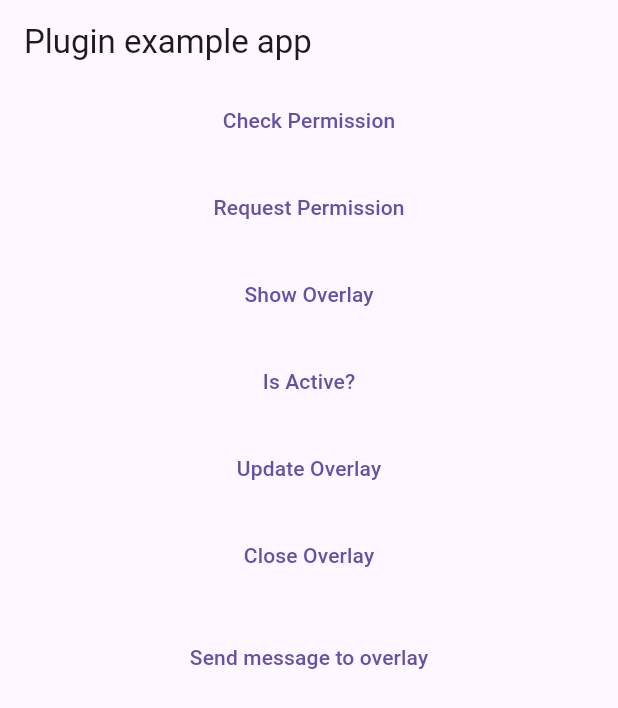
After one commit to CodingCloud79/call_state, a Flutter app: the HomePage screen opened directly, on a phone screen of 412 x 824 dp. The commit adds this screen. Shown: the top 708 px of the screen. Run offline on Flutter 3.47's test engine with Material 3 defaults, Android fonts, the phone set to English and light mode, and no system bars; our stand-ins replace permission_handler; missing offline and left inert: device_apps, flutter_overlay_window, phone_state_background, system_alert_window; statements that could not run were skipped.

Commit message:
Truecaller Overlay Added

```diff
--- a/lib/call_state.dart
+++ b/lib/flutter_overlay_windows_example.dart
@@ -325,3 +325,43 @@
 //     }
 //   }
 // }
+
+
+
+
+import 'package:flutter/material.dart';
+import 'fow.dart';
+import 'overlays/true_caller_overlay.dart';
+
+void main() {
+  WidgetsFlutterBinding.ensureInitialized();
+  runApp(const MyApp());
+}
+
+@pragma("vm:entry-point")
+void overlayMain() {
+  WidgetsFlutterBinding.ensureInitialized();
+  runApp(
+    const MaterialApp(
+      debugShowCheckedModeBanner: false,
+      home: TrueCallerOverlay(),
+    ),
+  );
+}
+
+class MyApp extends StatefulWidget {
+  const MyApp({Key? key}) : super(key: key);
+
+  @override
+  State<MyApp> createState() => _MyAppState();
+}
+
+class _MyAppState extends State<MyApp> {
+  @override
+  Widget build(BuildContext context) {
+    return const MaterialApp(
+      debugShowCheckedModeBanner: false,
+      home: HomePage(),
+    );
+  }
+}
--- /dev/null
+++ b/lib/fow.dart
@@ -0,0 +1,121 @@
+import 'dart:developer';
+import 'dart:isolate';
+import 'dart:ui';
+
+import 'package:flutter/material.dart';
+import 'package:flutter_overlay_window/flutter_overlay_window.dart';
+
+class HomePage extends StatefulWidget {
+  const HomePage({Key? key}) : super(key: key);
+
+  @override
+  State<HomePage> createState() => _HomePageState();
+}
+
+class _HomePageState extends State<HomePage> {
+  static const String _kPortNameOverlay = 'OVERLAY';
+  static const String _kPortNameHome = 'UI';
+  final _receivePort = ReceivePort();
+  SendPort? homePort;
+  String? latestMessageFromOverlay;
+
+  @override
+  void initState() {
+    super.initState();
+    if (homePort != null) return;
+    final res = IsolateNameServer.registerPortWithName(
+      _receivePort.sendPort,
+      _kPortNameHome,
+    );
+    log("$res: OVERLAY");
+    _receivePort.listen((message) {
+      log("message from OVERLAY: $message");
+      setState(() {
+        latestMessageFromOverlay = 'Latest Message From Overlay: $message';
+      });
+    });
+  }
+
+  @override
+  Widget build(BuildContext context) {
+    return Scaffold(
+      appBar: AppBar(
+        title: const Text('Plugin example app'),
+      ),
+      body: Center(
+        child: Column(
+          children: [
+            TextButton(
+              onPressed: () async {
+                final status = await FlutterOverlayWindow.isPermissionGranted();
+                log("Is Permission Granted: $status");
+              },
+              child: const Text("Check Permission"),
+            ),
+            const SizedBox(height: 10.0),
+            TextButton(
+              onPressed: () async {
+                final bool? res =
+                    await FlutterOverlayWindow.requestPermission();
+                log("status: $res");
+              },
+              child: const Text("Request Permission"),
+            ),
+            const SizedBox(height: 10.0),
+            TextButton(
+              onPressed: () async {
+                if (await FlutterOverlayWindow.isActive()) return;
+                await FlutterOverlayWindow.showOverlay(
+                  enableDrag: true,
+                  overlayTitle: "X-SLAYER",
+                  overlayContent: 'Overlay Enabled',
+                  flag: OverlayFlag.defaultFlag,
+                  visibility: NotificationVisibility.visibilityPublic,
+                  positionGravity: PositionGravity.auto,
+                  height: 400,
+                  width: WindowSize.matchParent,
+                );
+              },
+              child: const Text("Show Overlay"),
+            ),
+            const SizedBox(height: 10.0),
+            TextButton(
+              onPressed: () async {
+                final status = await FlutterOverlayWindow.isActive();
+                log("Is Active?: $status");
+              },
+              child: const Text("Is Active?"),
+            ),
+            const SizedBox(height: 10.0),
+            TextButton(
+              onPressed: () async {
+                await FlutterOverlayWindow.shareData('update');
+              },
+              child: const Text("Update Overlay"),
+            ),
+            const SizedBox(height: 10.0),
+            TextButton(
+              onPressed: () {
+                log('Try to close');
+                FlutterOverlayWindow.closeOverlay()
+                    .then((value) => log('STOPPED: alue: $value'));
+              },
+              child: const Text("Close Overlay"),
+            ),
+            const SizedBox(height: 20.0),
+            TextButton(
+              onPressed: () {
+                homePort ??=
+                    IsolateNameServer.lookupPortByName(_kPortNameOverlay);
+                homePort?.send('Send to overlay: ${DateTime.now()}');
+              },
+              child: const Text("Send message to overlay"),
+            ),
+            const SizedBox(height: 20),
+            Text(latestMessageFromOverlay ?? ''),
+          ],
+        ),
+      ),
+    );
+  }
+}
--- a/pubspec.yaml
+++ b/pubspec.yaml
@@ -41,6 +41,7 @@ dependencies:
   phone_state_background: ^0.0.4
   url_launcher: ^6.2.5
   device_apps: ^2.2.0
+  flutter_overlay_window: ^0.4.3
 
 
 dev_dependencies:
```
Also changed, not shown: lib/main.dart (+84 -3 lines), lib/overlays/messanger_chathead.dart (added, +103 -0 lines), lib/overlays/text_field_overlay.dart (added, +54 -0 lines), lib/overlays/true_caller_overlay.dart (added, +129 -0 lines), pubspec.lock, 1 other file.
